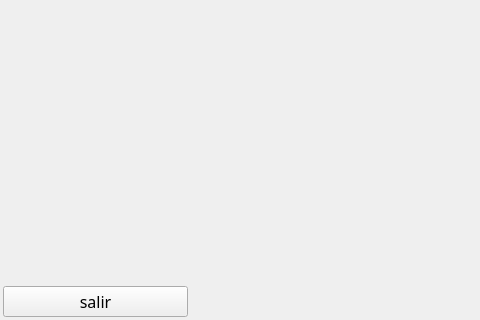
The window that recursos_graficos_y_logicos/elementos_graficos_ui/pantalla_principal.ui (Enmanuel-86/TELA-APP) describes before a commit, drawn with Qt 5; both pictures show x 0 to 480 and y 416 to 736 of the 940 by 736 pixel window.
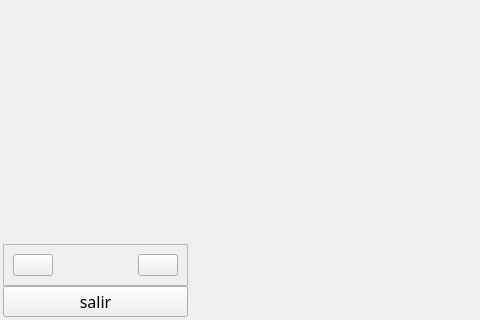
The same window after the commit. Icons and pictures are not drawn.

Commit message: Al sidebar se le agregaron botones de cambio de temas entre oscuro y claro

```diff
--- a/recursos_graficos_y_logicos/elementos_graficos_ui/pantalla_principal.ui
+++ b/recursos_graficos_y_logicos/elementos_graficos_ui/pantalla_principal.ui
@@ -555,6 +555,71 @@
           </property>
          </spacer>
         </item>
+        <item>
+         <widget class="QFrame" name="frame">
+          <property name="frameShape">
+           <enum>QFrame::StyledPanel</enum>
+          </property>
+          <property name="frameShadow">
+           <enum>QFrame::Raised</enum>
+          </property>
+          <layout class="QHBoxLayout" name="horizontalLayout_2">
+           <item>
+            <widget class="QPushButton" name="boton_tema_claro">
+             <property name="text">
+              <string/>
+             </property>
+             <property name="icon">
+              <iconset resource="../recursos_de_imagenes/recursos_de_imagenes_tela_app.qrc">
+               <normaloff>:/iconos/iconos_de_interfaz/sun.png</normaloff>:/iconos/iconos_de_interfaz/sun.png</iconset>
+             </property>
+             <property name="iconSize">
+              <size>
+               <width>25</width>
+               <height>25</height>
+              </size>
+             </property>
+             <property name="tipo" stdset="0">
+              <string>boton_sidebar</string>
+             </property>
+            </widget>
+           </item>
+           <item>
+            <spacer name="horizontalSpacer_3">
+             <property name="orientation">
+              <enum>Qt::Horizontal</enum>
+             </property>
+             <property name="sizeHint" stdset="0">
+              <size>
+               <width>76</width>
+               <height>20</height>
+              </size>
+             </property>
+            </spacer>
+           </item>
+           <item>
+            <widget class="QPushButton" name="boton_tema_oscuro">
+             <property name="text">
+              <string/>
+             </property>
+             <property name="icon">
+              <iconset resource="../recursos_de_imagenes/recursos_de_imagenes_tela_app.qrc">
+               <normaloff>:/iconos/iconos_de_interfaz/moon.png</normaloff>:/iconos/iconos_de_interfaz/moon.png</iconset>
+             </property>
+             <property name="iconSize">
+              <size>
+               <width>25</width>
+               <height>25</height>
+              </size>
+             </property>
+             <property name="tipo" stdset="0">
+              <string>boton_sidebar</string>
+             </property>
+            </widget>
+           </item>
+          </layout>
+         </widget>
+        </item>
         <item>
          <widget class="QPushButton" name="boton_salir">
           <property name="font">
```
Left out of the diff: 4 changed lines with no effect on the pictures. The commit also changes 1 other file.
